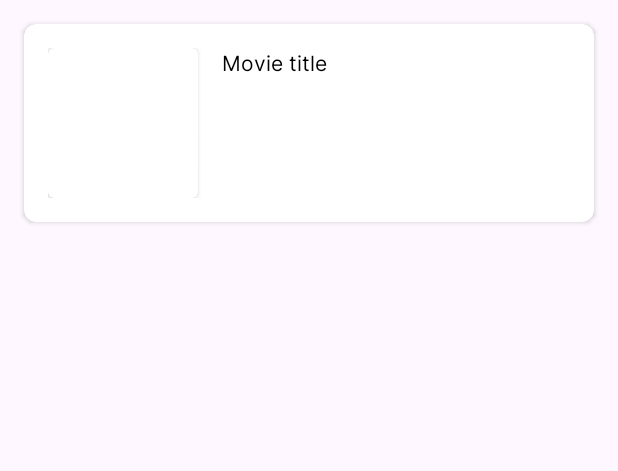
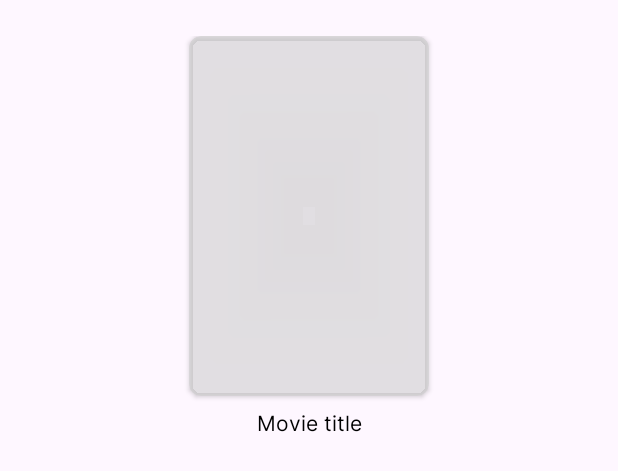
Before and after one commit to esam00/MoviesApp, an Android app: the layout item_movie.xml on its own in the app's theme, with its tools: preview values and no code run, on a phone screen of 412 x 824 dp. Shown: the top 471 px of the screen. Run offline under Robolectric (Android 15) with nearby library versions, the phone set to English and light mode, and no system bars.

```diff
--- a/app/src/main/AndroidManifest.xml
+++ b/app/src/main/AndroidManifest.xml
@@ -1,6 +1,8 @@
 <?xml version="1.0" encoding="utf-8"?>
 <manifest xmlns:android="http://schemas.android.com/apk/res/android"
     xmlns:tools="http://schemas.android.com/tools">
+
+    <uses-permission android:name="android.permission.INTERNET"/>
 
     <application
         android:allowBackup="true"
--- a/app/src/main/java/com/tasks/moviesapp/data/remote/ApiConstants.kt
+++ b/app/src/main/java/com/tasks/moviesapp/data/remote/ApiConstants.kt
@@ -1,9 +1,8 @@
 package com.tasks.moviesapp.data.remote
 
 object ApiConstants {
-    const val BASE_URL = "https://api.themoviedb.org/3/movie"
+    const val BASE_URL = "https://api.themoviedb.org/3/movie/"
 
     const val API_KEY_PARAM = "api_key"
-    const val LANGUAGE_PARAM = "language"
     const val PAGES_PARAM = "page"
 }
--- a/app/src/main/java/com/tasks/moviesapp/domain/model/MovieListResponse.kt
+++ b/app/src/main/java/com/tasks/moviesapp/domain/model/MovieListResponse.kt
@@ -2,5 +2,5 @@ package com.tasks.moviesapp.domain.model
 
 data class MovieListResponse(
     val page: Int,
-    val result: List<MovieEntity>
+    val results: List<MovieEntity>
 )
--- a/app/src/main/java/com/tasks/moviesapp/domain/repository/MovieRepository.kt
+++ b/app/src/main/java/com/tasks/moviesapp/domain/repository/MovieRepository.kt
@@ -1,9 +1,9 @@
 package com.tasks.moviesapp.domain.repository
 
-import com.tasks.moviesapp.core.Resource
+import androidx.paging.PagingData
 import com.tasks.moviesapp.domain.model.MovieEntity
 import kotlinx.coroutines.flow.Flow
 
 interface MovieRepository {
-    fun getAllMovies(): Flow<Resource<List<MovieEntity>>>
+    fun getAllMovies(): Flow<PagingData<MovieEntity>>
 }
--- a/app/src/main/java/com/tasks/moviesapp/ui/movie_details/MovieDetailsViewModel.kt
+++ b/app/src/main/java/com/tasks/moviesapp/ui/movie_details/MovieDetailsViewModel.kt
@@ -1,9 +1,10 @@
 package com.tasks.moviesapp.ui.movie_details
 
+import androidx.lifecycle.ViewModel
 import dagger.hilt.android.lifecycle.HiltViewModel
 import javax.inject.Inject
 
 @HiltViewModel
 class MovieDetailsViewModel @Inject constructor(
-) {
+): ViewModel() {
 }
--- a/app/src/main/res/layout/item_movie.xml
+++ b/app/src/main/res/layout/item_movie.xml
@@ -1,25 +1,19 @@
 <?xml version="1.0" encoding="utf-8"?>
-<androidx.cardview.widget.CardView xmlns:android="http://schemas.android.com/apk/res/android"
+<androidx.constraintlayout.widget.ConstraintLayout xmlns:android="http://schemas.android.com/apk/res/android"
     xmlns:app="http://schemas.android.com/apk/res-auto"
     xmlns:tools="http://schemas.android.com/tools"
     android:layout_width="match_parent"
     android:layout_height="wrap_content"
-    android:layout_marginStart="@dimen/default_app_margin"
-    android:layout_marginTop="@dimen/default_app_margin"
-    android:layout_marginEnd="@dimen/default_app_margin"
-    app:cardBackgroundColor="@color/colorPrimary"
-    app:cardCornerRadius="8dp"
-    app:contentPadding="16dp">
-
-    <androidx.constraintlayout.widget.ConstraintLayout
-        android:layout_width="match_parent"
-        android:layout_height="wrap_content">
+    android:layout_marginTop="16dp"
+    android:padding="8dp">
 
     <androidx.cardview.widget.CardView
-            android:id="@+id/movie_card_view"
+        android:id="@+id/poster_card_view"
         android:layout_width="wrap_content"
         android:layout_height="wrap_content"
-            app:cardCornerRadius="4dp"
+        app:cardBackgroundColor="@color/colorPosterPlaceholder"
+        app:cardCornerRadius="8dp"
+        app:layout_constraintEnd_toEndOf="parent"
         app:layout_constraintStart_toStartOf="parent"
         app:layout_constraintTop_toTopOf="parent">
 
@@ -27,22 +21,22 @@
             android:id="@+id/iv_movie_poster"
             android:layout_width="@dimen/movie_image_width"
             android:layout_height="@dimen/movie_image_height"
+            android:contentDescription="@string/poster"
             android:scaleType="centerCrop" />
-
     </androidx.cardview.widget.CardView>
 
     <TextView
         android:id="@+id/tv_movie_title"
-            android:layout_width="wrap_content"
+        android:layout_width="0dp"
         android:layout_height="wrap_content"
-            android:layout_marginStart="16dp"
+        android:layout_marginTop="8dp"
         android:fontFamily="@font/inter_regular"
-            android:textColor="@color/primaryTextColor"
+        android:gravity="center"
+        android:textColor="@color/colorTextPrimary"
         android:textSize="14sp"
-            app:layout_constraintStart_toEndOf="@+id/movie_card_view"
-            app:layout_constraintTop_toTopOf="parent"
+        app:layout_constraintEnd_toEndOf="@+id/poster_card_view"
+        app:layout_constraintStart_toStartOf="@+id/poster_card_view"
+        app:layout_constraintTop_toBottomOf="@+id/poster_card_view"
         tools:text="Movie title" />
 
 </androidx.constraintlayout.widget.ConstraintLayout>
-
-</androidx.cardview.widget.CardView>
--- a/app/src/main/res/values-night/colors.xml
+++ b/app/src/main/res/values-night/colors.xml
@@ -8,7 +8,9 @@
     <color name="colorAccent">#F97C3E</color>
     <color name="colorAccentTransparent">#56447EFB</color>
 
-    <color name="primaryTextColor">#FFFFFFFF</color>
-    <color name="SecondaryTextColor">#4DFFFFFF</color>
+    <color name="colorTextPrimary">#FFFFFFFF</color>
+    <color name="colorTextSecondary">#4DFFFFFF</color>
+
+    <color name="colorPosterPlaceholder">#242424</color>
 
 </resources>
--- a/app/src/main/res/values-night/themes.xml
+++ b/app/src/main/res/values-night/themes.xml
@@ -3,5 +3,8 @@
     <style name="Base.Theme.MoviesApp" parent="Theme.Material3.DayNight.NoActionBar">
         <!-- Customize your dark theme here. -->
         <!-- <item name="colorPrimary">@color/my_dark_primary</item> -->
+        <item name="colorPrimary">@color/colorPrimary</item>
+        <item name="colorPrimaryDark">@color/colorPrimaryDark</item>
+        <item name="colorAccent">@color/colorAccent</item>
     </style>
 </resources>
--- a/app/src/main/res/values/colors.xml
+++ b/app/src/main/res/values/colors.xml
@@ -8,7 +8,9 @@
     <color name="colorAccent">#F97C3E</color>
     <color name="colorAccentTransparent">#56F97C3E</color>
 
-    <color name="primaryTextColor">#FF000000</color>
-    <color name="SecondaryTextColor">#5C000000</color>
+    <color name="colorTextPrimary">#FF000000</color>
+    <color name="colorTextSecondary">#5C000000</color>
+
+    <color name="colorPosterPlaceholder">#97CFCFCF</color>
 
 </resources>
--- a/app/src/main/res/values/dimens.xml
+++ b/app/src/main/res/values/dimens.xml
@@ -2,6 +2,6 @@
 <resources>
     <dimen name="default_app_margin">16dp</dimen>
 
-    <dimen name="movie_image_width">100dp</dimen>
-    <dimen name="movie_image_height">100dp</dimen>
+    <dimen name="movie_image_width">160dp</dimen>
+    <dimen name="movie_image_height">240dp</dimen>
 </resources>
--- a/app/src/main/res/values/strings.xml
+++ b/app/src/main/res/values/strings.xml
@@ -2,4 +2,6 @@
     <string name="app_name">MoviesApp</string>
     <!-- TODO: Remove or change this placeholder text -->
     <string name="hello_blank_fragment">Hello blank fragment</string>
+    <string name="popular_movies">Popular Movies</string>
+    <string name="poster">poster</string>
 </resources>
```
Also changed, not shown: app/build.gradle (+12 -1 lines), app/src/main/java/com/tasks/moviesapp/core/PosterImageBuilder.kt (added, +22 -0 lines), app/src/main/java/com/tasks/moviesapp/data/paging_source/MoviesPagingSource.kt (added, +51 -0 lines), app/src/main/java/com/tasks/moviesapp/data/remote/MoviesApiService.kt (+7 -3 lines), app/src/main/java/com/tasks/moviesapp/data/repository/MovieRepositoryImp.kt (+15 -19 lines), app/src/main/java/com/tasks/moviesapp/ui/movies_list/MoviesListFragment.kt (+52 -0 lines), app/src/main/java/com/tasks/moviesapp/ui/movies_list/MoviesListViewModel.kt (+8 -1 lines), app/src/main/java/com/tasks/moviesapp/ui/movies_list/MoviesLoadStateAdapter.kt (added, +76 -0 lines), app/src/main/res/layout/fragment_movies_list.xml (+49 -2 lines). Lines whose indentation alone changed are shown as unchanged.
